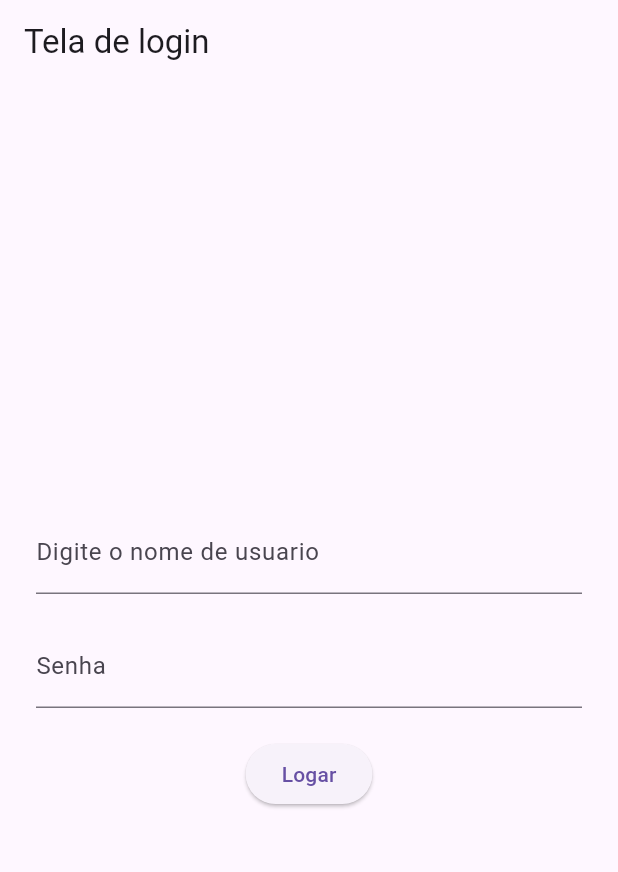
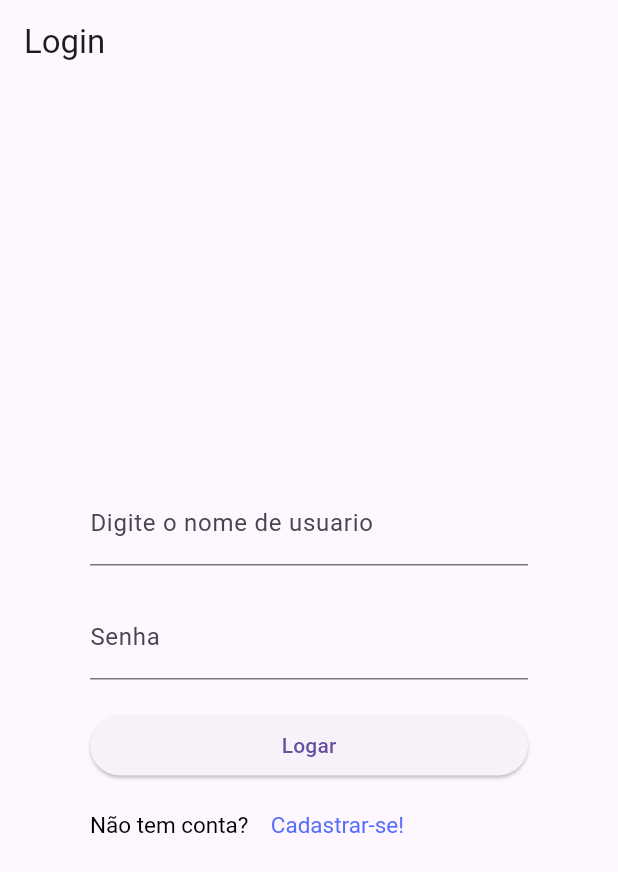
Before and after one commit to Novicks/Senai-Flutter, a Flutter app: the screen it shows after launch, on a phone screen of 412 x 824 dp. Shown: the top 872 px of the screen. Run offline on Flutter 3.47's test engine with Material 3 defaults, Android fonts, the phone set to English and light mode, and no system bars; our stand-ins replace sqflite; accounts and stored records are empty.

```diff
--- a/lib/tela_login.dart
+++ b/lib/tela_login.dart
@@ -13,8 +13,8 @@ class TelaLogin extends StatelessWidget{
   @override
   Widget build(BuildContext context){
     return Scaffold(
-      appBar: AppBar(title: const Text("Tela de login")),
-      body: Padding(padding: const EdgeInsets.all(24.0),
+      appBar: AppBar(title: const Text("Login")),
+      body: Padding(padding: const EdgeInsets.all(60.0),
         child: Column(
           mainAxisAlignment: MainAxisAlignment.center,
           children: [
@@ -29,6 +29,8 @@ class TelaLogin extends StatelessWidget{
               controller: senhaController,
             ),
             const SizedBox(height: 20),
+            Column(
+              children: [
                 ElevatedButton(onPressed: () async{
                   final sucesso = await UsuarioDAO.autenticar(usuarioController.text, senhaController.text);
                   if (sucesso){
@@ -39,7 +41,33 @@ class TelaLogin extends StatelessWidget{
                         SnackBar(content: Text("Usuario ou senha digitado errado"))
                     );
                   }
-            }, child: const Text('Logar'))
+                }, child: Row(
+                  spacing: 15,
+                  mainAxisAlignment: MainAxisAlignment.center,
+                  children: [
+                    Text('Logar')
+                  ],
+                ),
+                )
+              ],
+            ),
+            SizedBox(height: 20),
+            Column(
+              mainAxisAlignment: MainAxisAlignment.end,
+              crossAxisAlignment: CrossAxisAlignment.start,
+              children: [
+                Align(
+                  alignment: Alignment.centerLeft,
+                  child:
+                    RichText(text: TextSpan(children: <TextSpan>[
+                      TextSpan(text: 'Não tem conta?    ', style: TextStyle(color: Colors.black, fontSize: 15)),
+                      TextSpan(text: 'Cadastrar-se!', style: TextStyle(color: Colors.indigoAccent, fontSize: 15)
+                      )
+                    ]))
+                )
+
+              ],
+            )
           ],
         ),
       )
```
Also changed, not shown: lib/db/restaurante_dao.dart (added, +16 -0 lines), lib/restaurante.dart (added, +16 -0 lines), lib/tela_edit_restaurante.dart (added, +42 -0 lines), lib/tela_home.dart (+73 -22 lines). Lines whose indentation alone changed are shown as unchanged.
